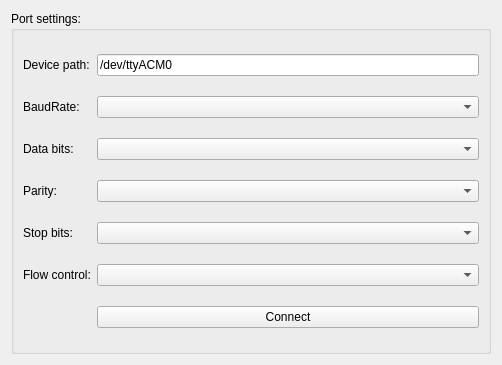
The window that terminal/SettingsDialog.ui (verbkinm/Kalan_TL) describes before a commit, drawn with Qt 5.
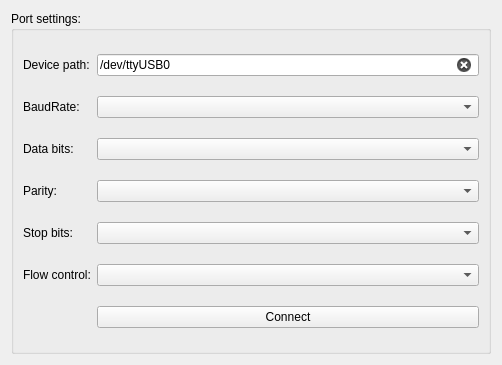
The same window after the commit.

```diff
--- a/terminal/SettingsDialog.ui
+++ b/terminal/SettingsDialog.ui
@@ -44,7 +44,10 @@
       <item row="0" column="1">
        <widget class="QLineEdit" name="devicePath">
         <property name="text">
-         <string>/dev/ttyACM0</string>
+         <string>/dev/ttyUSB0</string>
+        </property>
+        <property name="clearButtonEnabled">
+         <bool>true</bool>
         </property>
        </widget>
       </item>
```
Left out of the diff: 19 changed lines with no effect on the pictures.
